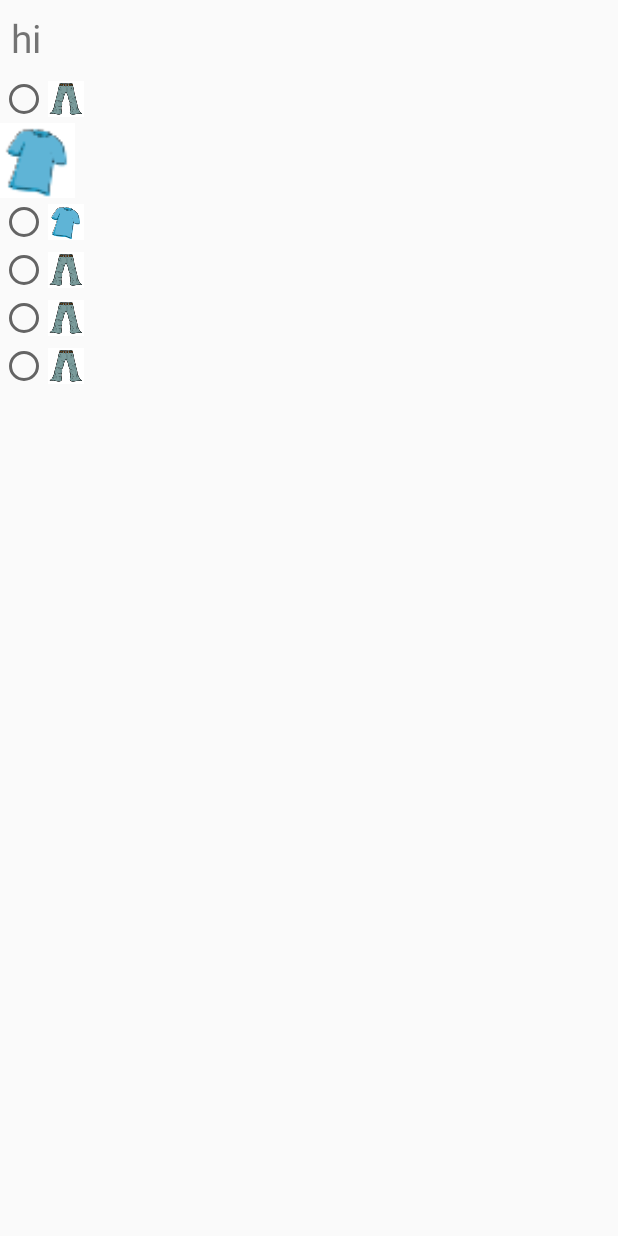
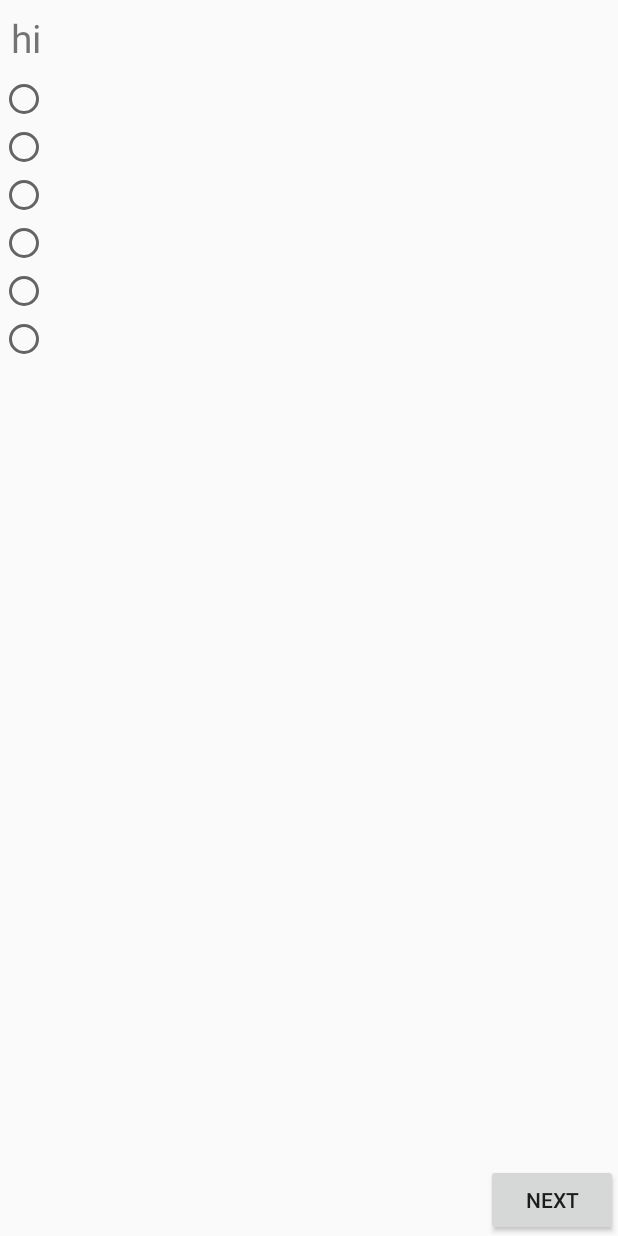
Before and after one commit to ZP4/MatchWearAPP, an Android app: the layout fragment_quizquestion.xml on its own in the app's theme, with its tools: preview values and no code run, on a phone screen of 412 x 824 dp. Run offline under Robolectric (Android 15) with nearby library versions, the phone set to English and light mode, and no system bars.

```diff
--- a/app/src/main/java/matchwear/com/matchwearapp/QuizActivity.java
+++ b/app/src/main/java/matchwear/com/matchwearapp/QuizActivity.java
@@ -7,6 +7,8 @@ import android.widget.Button;
 import android.widget.DatePicker;
 import android.widget.EditText;
 import android.widget.RadioButton;
+
+import java.util.HashMap;
 
 public class QuizActivity extends AppCompatActivity {
 
--- a/app/src/main/res/layout/fragment_quizquestion.xml
+++ b/app/src/main/res/layout/fragment_quizquestion.xml
@@ -22,34 +22,35 @@
         <RadioButton
             android:layout_width="wrap_content"
             android:layout_height="wrap_content"
-            android:id="@+id/chioce1"
-            android:drawableRight="@drawable/ic_pic1" />
-        <ImageView
-            android:layout_width="50dp"
-            android:layout_height="50dp"
-            android:src="@drawable/ic_pic2"
-           />
+            android:id="@+id/chioce1" />
         <RadioButton
             android:layout_width="wrap_content"
             android:layout_height="wrap_content"
-            android:id="@+id/chioce2"
-            android:drawableRight="@drawable/ic_pic2" />
+            android:id="@+id/chioce2" />
         <RadioButton
             android:layout_width="wrap_content"
             android:layout_height="wrap_content"
-            android:id="@+id/chioce3"
-            android:drawableRight="@drawable/ic_pic1" />
+            android:id="@+id/chioce3" />
         <RadioButton
             android:layout_width="wrap_content"
             android:layout_height="wrap_content"
-            android:id="@+id/chioce4"
-            android:drawableRight="@drawable/ic_pic1" />
+            android:id="@+id/chioce4" />
         <RadioButton
             android:layout_width="wrap_content"
             android:layout_height="wrap_content"
-            android:id="@+id/chioce5"
-            android:drawableRight="@drawable/ic_pic1" />
+            android:id="@+id/chioce5" />
+        <RadioButton
+            android:layout_width="wrap_content"
+            android:layout_height="wrap_content"
+            android:id="@+id/chioce6" />
     </RadioGroup>
 
+    <Button
+        android:layout_width="wrap_content"
+        android:layout_height="wrap_content"
+        android:layout_alignParentBottom="true"
+        android:layout_alignParentRight="true"
+        android:text="Next"
+        android:id="@+id/next"/>
 
 </RelativeLayout>
```
Also changed, not shown: app/src/main/java/matchwear/com/matchwearapp/Quizquestion.java (+118 -1 lines).
